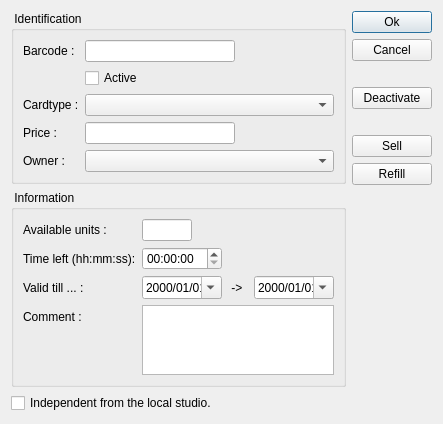
Old version of the form client/dlgpatientcardedit.ui in the repository tbikfalvi/Belenus.
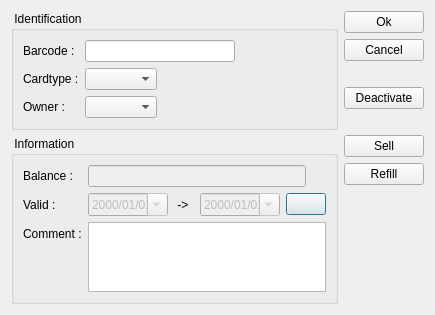
New version of the form.

Commit message: Gui atiras, crash kilepes utan

```diff
--- a/client/dlgpatientcardedit.ui
+++ b/client/dlgpatientcardedit.ui
@@ -6,14 +6,14 @@
    <rect>
     <x>0</x>
     <y>0</y>
-    <width>431</width>
-    <height>380</height>
+    <width>419</width>
+    <height>298</height>
    </rect>
   </property>
   <property name="windowTitle">
    <string>Dialog</string>
   </property>
-  <layout class="QHBoxLayout" name="horizontalLayout">
+  <layout class="QHBoxLayout" name="horizontalLayout_5">
    <item>
     <layout class="QVBoxLayout" name="verticalLayout">
      <item>
@@ -40,55 +40,58 @@
          </widget>
         </item>
         <item row="1" column="0">
-         <widget class="QLabel" name="lblSpacer">
-          <property name="text">
-           <string/>
-          </property>
-         </widget>
-        </item>
-        <item row="1" column="1">
-         <widget class="QCheckBox" name="cbActive">
-          <property name="text">
-           <string>Active</string>
-          </property>
-         </widget>
-        </item>
-        <item row="2" column="0">
          <widget class="QLabel" name="lblCardType">
           <property name="text">
            <string>Cardtype :</string>
           </property>
          </widget>
         </item>
-        <item row="2" column="1">
-         <widget class="QComboBox" name="cmbCardType"/>
+        <item row="1" column="1">
+         <layout class="QHBoxLayout" name="horizontalLayout_3">
+          <item>
+           <widget class="QComboBox" name="cmbCardType"/>
+          </item>
+          <item>
+           <spacer name="horizontalSpacer_3">
+            <property name="orientation">
+             <enum>Qt::Horizontal</enum>
+            </property>
+            <property name="sizeHint" stdset="0">
+             <size>
+              <width>40</width>
+              <height>20</height>
+             </size>
+            </property>
+           </spacer>
+          </item>
+         </layout>
         </item>
-        <item row="3" column="0">
-         <widget class="QLabel" name="lblPrice">
-          <property name="text">
-           <string>Price :</string>
-          </property>
-         </widget>
-        </item>
-        <item row="3" column="1">
-         <widget class="QLineEdit" name="ledPrice">
-          <property name="maximumSize">
-           <size>
-            <width>150</width>
-            <height>16777215</height>
-           </size>
-          </property>
-         </widget>
-        </item>
-        <item row="4" column="0">
+        <item row="2" column="0">
          <widget class="QLabel" name="lblPatient">
           <property name="text">
            <string>Owner :</string>
           </property>
          </widget>
         </item>
-        <item row="4" column="1">
-         <widget class="QComboBox" name="cmbPatient"/>
+        <item row="2" column="1">
+         <layout class="QHBoxLayout" name="horizontalLayout">
+          <item>
+           <widget class="QComboBox" name="cmbPatient"/>
+          </item>
+          <item>
+           <spacer name="horizontalSpacer_4">
+            <property name="orientation">
+             <enum>Qt::Horizontal</enum>
+            </property>
+            <property name="sizeHint" stdset="0">
+             <size>
+              <width>40</width>
+              <height>20</height>
+             </size>
+            </property>
+           </spacer>
+          </item>
+         </layout>
         </item>
        </layout>
       </widget>
@@ -102,51 +105,51 @@
         <item row="0" column="0">
          <widget class="QLabel" name="lblUnits">
           <property name="text">
-           <string>Available units :</string>
+           <string>Balance :</string>
           </property>
          </widget>
         </item>
         <item row="0" column="1">
-         <widget class="QLineEdit" name="ledUnits">
-          <property name="maximumSize">
-           <size>
-            <width>50</width>
-            <height>16777215</height>
-           </size>
-          </property>
-         </widget>
+         <layout class="QHBoxLayout" name="horizontalLayout_4">
+          <item>
+           <widget class="QLineEdit" name="ledBalance">
+            <property name="enabled">
+             <bool>false</bool>
+            </property>
+           </widget>
+          </item>
+          <item>
+           <spacer name="horizontalSpacer_2">
+            <property name="orientation">
+             <enum>Qt::Horizontal</enum>
+            </property>
+            <property name="sizeType">
+             <enum>QSizePolicy::Preferred</enum>
+            </property>
+            <property name="sizeHint" stdset="0">
+             <size>
+              <width>20</width>
+              <height>20</height>
+             </size>
+            </property>
+           </spacer>
+          </item>
+         </layout>
         </item>
         <item row="1" column="0">
-         <widget class="QLabel" name="lblTimeLeft">
-          <property name="text">
-           <string>Time left (hh:mm:ss):</string>
-          </property>
-         </widget>
-        </item>
-        <item row="1" column="1">
-         <widget class="QTimeEdit" name="teTimeLeft">
-          <property name="maximumSize">
-           <size>
-            <width>80</width>
-            <height>16777215</height>
-           </size>
-          </property>
-          <property name="displayFormat">
-           <string>hh:mm:ss</string>
-          </property>
-         </widget>
-        </item>
-        <item row="2" column="0">
          <widget class="QLabel" name="lblValidDate">
           <property name="text">
-           <string>Valid till ... :</string>
+           <string>Valid :</string>
           </property>
          </widget>
         </item>
-        <item row="2" column="1">
+        <item row="1" column="1">
          <layout class="QHBoxLayout" name="horizontalLayout_2">
           <item>
            <widget class="QDateEdit" name="deValidDateFrom">
+            <property name="enabled">
+             <bool>false</bool>
+            </property>
             <property name="maximumSize">
              <size>
               <width>80</width>
@@ -182,6 +185,9 @@
           </item>
           <item>
            <widget class="QDateEdit" name="deValidDateTo">
+            <property name="enabled">
+             <bool>false</bool>
+            </property>
             <property name="maximumSize">
              <size>
               <width>80</width>
@@ -196,6 +202,13 @@
             </property>
            </widget>
           </item>
+          <item>
+           <widget class="QPushButton" name="pbChangeValidity">
+            <property name="text">
+             <string/>
+            </property>
+           </widget>
+          </item>
           <item>
            <spacer name="horizontalSpacer">
             <property name="orientation">
@@ -211,26 +224,19 @@
           </item>
          </layout>
         </item>
-        <item row="3" column="0">
+        <item row="2" column="0">
          <widget class="QLabel" name="lblComment">
           <property name="text">
            <string>Comment :</string>
           </property>
          </widget>
         </item>
-        <item row="3" column="1">
+        <item row="2" column="1">
          <widget class="QPlainTextEdit" name="pteComment"/>
         </item>
        </layout>
       </widget>
      </item>
-     <item>
-      <widget class="QCheckBox" name="checkIndependent">
-       <property name="text">
-        <string>Independent from the local studio.</string>
-       </property>
-      </widget>
-     </item>
     </layout>
    </item>
    <item>
```
Left out of the diff: 12 changed lines with no effect on the pictures. The commit also changes 3 other files.
